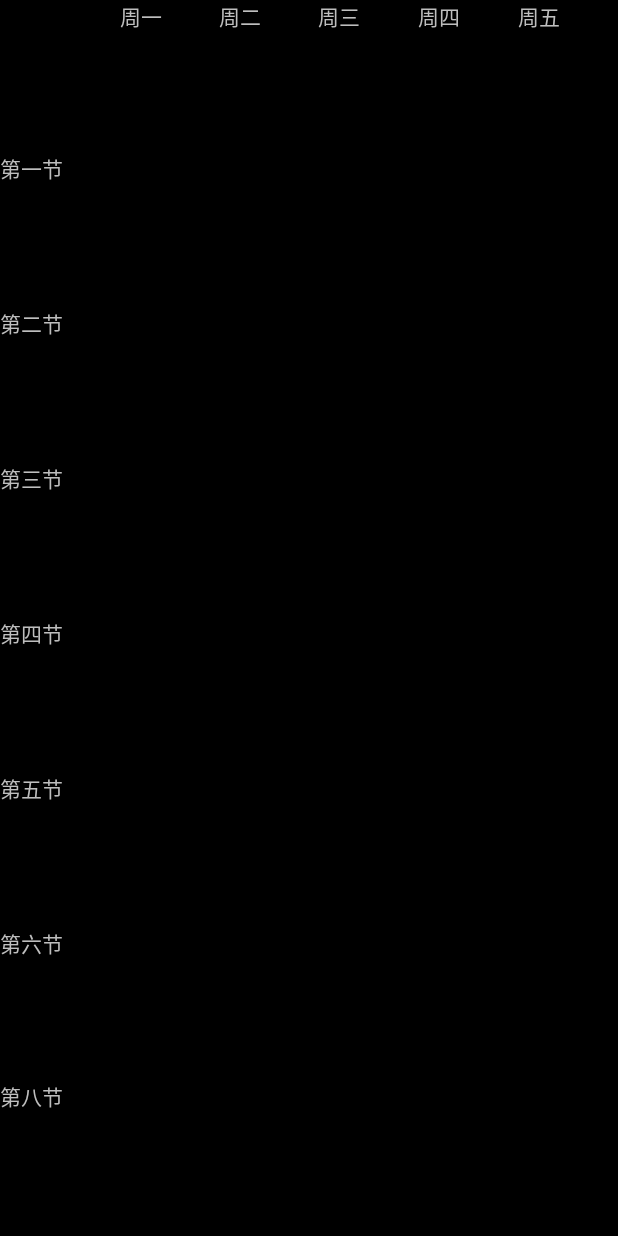
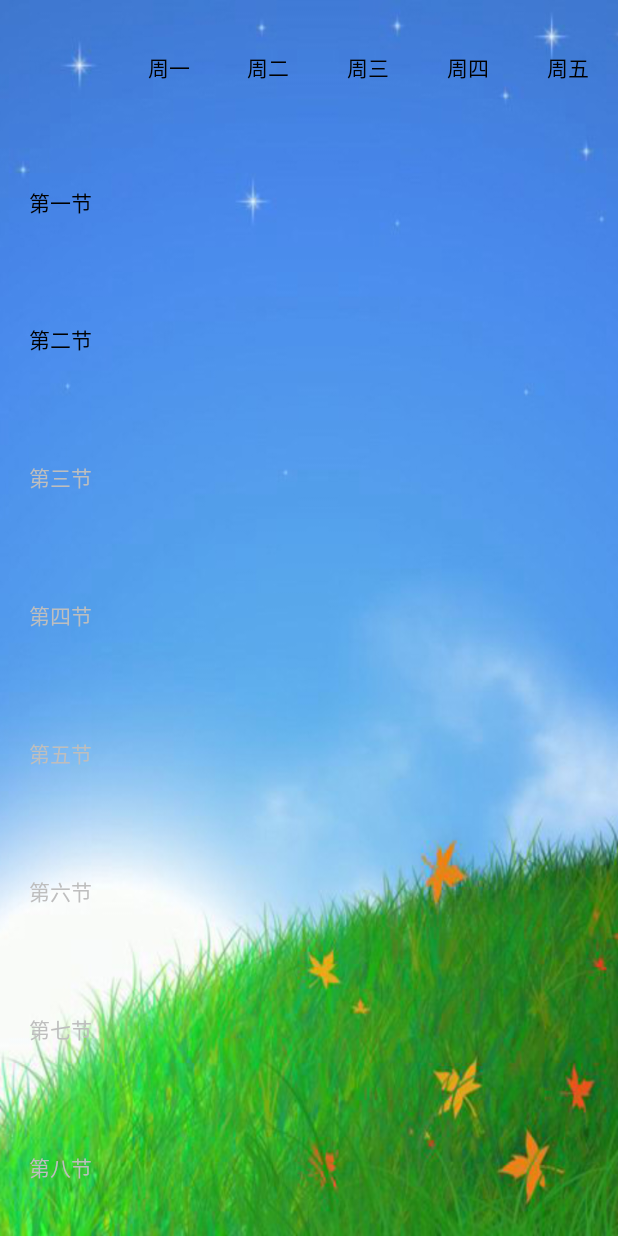
Before and after one commit to panwix/ClassTable, an Android app: the layout home_layout.xml on its own in the app's theme, with its tools: preview values and no code run, on a phone screen of 412 x 824 dp. Run offline under Robolectric (Android 15) with nearby library versions, the phone set to English and light mode, and no system bars.

Commit message:
2015/07/15

```diff
--- a/app/src/main/res/layout/home_layout.xml
+++ b/app/src/main/res/layout/home_layout.xml
@@ -1,6 +1,9 @@
 <?xml version="1.0" encoding="utf-8"?>
-<TableLayout xmlns:android="http://schemas.android.com/apk/res/android"
-    android:layout_width="match_parent" android:layout_height="match_parent">
+<TableLayout
+    xmlns:android="http://schemas.android.com/apk/res/android"
+    android:layout_width="match_parent"
+    android:layout_height="match_parent"
+    android:background="@drawable/ee">
     <TableRow
         android:layout_weight="1">
         <TextView
@@ -9,28 +12,37 @@
             android:layout_width="match_parent"
             android:layout_height="match_parent"
             android:layout_weight="1"
+            android:gravity="center"
             android:text="周一"
-            />
+            android:textColor="#000"/>
         <TextView
             android:layout_width="match_parent"
             android:layout_height="match_parent"
             android:layout_weight="1"
-            android:text="周二"/>
+            android:gravity="center"
+            android:text="周二"
+            android:textColor="#000"/>
         <TextView
             android:layout_width="match_parent"
             android:layout_height="match_parent"
             android:layout_weight="1"
-            android:text="周三"/>
+            android:gravity="center"
+            android:text="周三"
+            android:textColor="#000"/>
         <TextView
             android:layout_width="match_parent"
             android:layout_height="match_parent"
             android:layout_weight="1"
-            android:text="周四"/>
+            android:gravity="center"
+            android:text="周四"
+            android:textColor="#000"/>
         <TextView
             android:layout_width="match_parent"
             android:layout_height="match_parent"
             android:layout_weight="1"
-            android:text="周五"/>
+            android:gravity="center"
+            android:text="周五"
+            android:textColor="#000"/>
     </TableRow>
     <TableRow
         android:layout_weight="1">
@@ -38,24 +50,73 @@
             android:layout_width="match_parent"
             android:layout_height="match_parent"
             android:layout_weight="1"
-            android:text="第一节"/>
+            android:gravity="center"
+            android:text="第一节"
+            android:textColor="#000"/>
         <TextView
+            android:id="@+id/c11"
+            android:layout_width="match_parent"
+            android:layout_height="match_parent"
+            android:layout_weight="1"
+            android:textColor="#000"/>
+        <TextView
+            android:id="@+id/c21"
+            android:layout_width="match_parent"
+            android:layout_height="match_parent"
+            android:layout_weight="1"
+            android:textColor="#000"/>
+        <TextView
+            android:id="@+id/c31"
+            android:layout_width="match_parent"
+            android:layout_height="match_parent"
+            android:layout_weight="1"
+            android:textColor="#000"/>
+        <TextView
+            android:id="@+id/c41"
+            android:layout_width="match_parent"
+            android:layout_height="match_parent"
+            android:layout_weight="1"
+            android:textColor="#000"/>
+        <TextView
+            android:id="@+id/c51"
+            android:layout_width="match_parent"
+            android:layout_height="match_parent"
+            android:layout_weight="1"
+            android:textColor="#000"/>
+    </TableRow>
+    <TableRow
+        android:layout_weight="1">
+        <TextView
+            android:layout_width="match_parent"
+            android:layout_height="match_parent"
+            android:layout_weight="1"
+            android:gravity="center"
+            android:text="第二节"
+            android:textColor="#000"/>
+        <TextView
+            android:id="@+id/c12"
+            android:layout_width="match_parent"
+            android:layout_height="match_parent"
+            android:layout_weight="1"
+            android:textColor="#000"/>
+        <TextView
+            android:id="@+id/c22"
+            android:layout_width="match_parent"
+            android:layout_height="match_parent"
+            android:layout_weight="1"
+            android:textColor="#000"/>
+        <TextView
+            android:id="@+id/c32"
             android:layout_width="match_parent"
             android:layout_height="match_parent"
             android:layout_weight="1"/>
         <TextView
+            android:id="@+id/c42"
             android:layout_width="match_parent"
             android:layout_height="match_parent"
             android:layout_weight="1"/>
         <TextView
-            android:layout_width="match_parent"
-            android:layout_height="match_parent"
-            android:layout_weight="1"/>
-        <TextView
-            android:layout_width="match_parent"
-            android:layout_height="match_parent"
-            android:layout_weight="1"/>
-        <TextView
+            android:id="@+id/c52"
             android:layout_width="match_parent"
             android:layout_height="match_parent"
             android:layout_weight="1"/>
@@ -66,24 +127,30 @@
             android:layout_width="match_parent"
             android:layout_height="match_parent"
             android:layout_weight="1"
-            android:text="第二节" />
+            android:gravity="center"
+            android:text="第三节"/>
         <TextView
+            android:id="@+id/c13"
             android:layout_width="match_parent"
             android:layout_height="match_parent"
             android:layout_weight="1"/>
         <TextView
+            android:id="@+id/c23"
             android:layout_width="match_parent"
             android:layout_height="match_parent"
             android:layout_weight="1"/>
         <TextView
+            android:id="@+id/c33"
             android:layout_width="match_parent"
             android:layout_height="match_parent"
             android:layout_weight="1"/>
         <TextView
+            android:id="@+id/c43"
             android:layout_width="match_parent"
             android:layout_height="match_parent"
             android:layout_weight="1"/>
         <TextView
+            android:id="@+id/c53"
             android:layout_width="match_parent"
             android:layout_height="match_parent"
             android:layout_weight="1"/>
@@ -94,24 +161,30 @@
             android:layout_width="match_parent"
             android:layout_height="match_parent"
             android:layout_weight="1"
-            android:text="第三节"/>
+            android:gravity="center"
+            android:text="第四节"/>
         <TextView
+            android:id="@+id/c14"
             android:layout_width="match_parent"
             android:layout_height="match_parent"
             android:layout_weight="1"/>
         <TextView
+            android:id="@+id/c24"
             android:layout_width="match_parent"
             android:layout_height="match_parent"
             android:layout_weight="1"/>
         <TextView
+            android:id="@+id/c34"
             android:layout_width="match_parent"
             android:layout_height="match_parent"
             android:layout_weight="1"/>
         <TextView
+            android:id="@+id/c44"
             android:layout_width="match_parent"
             android:layout_height="match_parent"
             android:layout_weight="1"/>
         <TextView
+            android:id="@+id/c54"
             android:layout_width="match_parent"
             android:layout_height="match_parent"
             android:layout_weight="1"/>
@@ -122,52 +195,30 @@
             android:layout_width="match_parent"
             android:layout_height="match_parent"
             android:layout_weight="1"
-            android:text="第四节"/>
+            android:gravity="center"
+            android:text="第五节"/>
         <TextView
+            android:id="@+id/c15"
             android:layout_width="match_parent"
             android:layout_height="match_parent"
             android:layout_weight="1"/>
         <TextView
+            android:id="@+id/c25"
             android:layout_width="match_parent"
             android:layout_height="match_parent"
             android:layout_weight="1"/>
         <TextView
+            android:id="@+id/c35"
             android:layout_width="match_parent"
             android:layout_height="match_parent"
             android:layout_weight="1"/>
         <TextView
+            android:id="@+id/c45"
             android:layout_width="match_parent"
             android:layout_height="match_parent"
             android:layout_weight="1"/>
         <TextView
-            android:layout_width="match_parent"
-            android:layout_height="match_parent"
-            android:layout_weight="1"/>
-    </TableRow>
-    <TableRow
-        android:layout_weight="1">
-        <TextView
-            android:layout_width="match_parent"
-            android:layout_height="match_parent"
-            android:layout_weight="1"
-            android:text="第五节"/>
-        <TextView
-            android:layout_width="match_parent"
-            android:layout_height="match_parent"
-            android:layout_weight="1"/>
-        <TextView
-            android:layout_width="match_parent"
-            android:layout_height="match_parent"
-            android:layout_weight="1"/>
-        <TextView
-            android:layout_width="match_parent"
-            android:layout_height="match_parent"
-            android:layout_weight="1"/>
-        <TextView
-            android:layout_width="match_parent"
-            android:layout_height="match_parent"
-            android:layout_weight="1"/>
-        <TextView
+            android:id="@+id/c55"
             android:layout_width="match_parent"
             android:layout_height="match_parent"
             android:layout_weight="1"/>
@@ -179,24 +230,33 @@
             android:layout_width="match_parent"
             android:layout_height="match_parent"
             android:layout_weight="1"
+            android:gravity="center"
             android:text="第六节"/>
         <TextView
+            android:id="@+id/c16"
             android:layout_width="match_parent"
             android:layout_height="match_parent"
             android:layout_weight="1"/>
         <TextView
+            android:id="@+id/c26"
             android:layout_width="match_parent"
             android:layout_height="match_parent"
             android:layout_weight="1"/>
         <TextView
+            android:id="@+id/c36"
             android:layout_width="match_parent"
             android:layout_height="match_parent"
             android:layout_weight="1"/>
         <TextView
+            android:id="@+id/c46"
             android:layout_width="match_parent"
             android:layout_height="match_parent"
             android:layout_weight="1"/>
-        <TextView />
+        <TextView
+            android:id="@+id/c56"
+            android:layout_width="match_parent"
+            android:layout_height="match_parent"
+            android:layout_weight="1"/>
     </TableRow>
     <TableRow
         android:layout_weight="1">
@@ -204,6 +264,41 @@
             android:layout_width="match_parent"
             android:layout_height="match_parent"
             android:layout_weight="1"
+            android:gravity="center"
+            android:text="第七节"/>
+        <TextView
+            android:id="@+id/c17"
+            android:layout_width="match_parent"
+            android:layout_height="match_parent"
+            android:layout_weight="1"/>
+        <TextView
+            android:id="@+id/c27"
+            android:layout_width="match_parent"
+            android:layout_height="match_parent"
+            android:layout_weight="1"/>
+        <TextView
+            android:id="@+id/c37"
+            android:layout_width="match_parent"
+            android:layout_height="match_parent"
+            android:layout_weight="1"/>
+        <TextView
+            android:id="@+id/c47"
+            android:layout_width="match_parent"
+            android:layout_height="match_parent"
+            android:layout_weight="1"/>
+        <TextView
+            android:id="@+id/c57"
+            android:layout_width="match_parent"
+            android:layout_height="match_parent"
+            android:layout_weight="1"/>
+    </TableRow>
+    <TableRow
+        android:layout_weight="1">
+        <TextView
+            android:layout_width="match_parent"
+            android:layout_height="match_parent"
+            android:layout_weight="1"
+            android:gravity="center"
             android:text="第八节"/>
         <TextView
             android:layout_width="match_parent"
```
